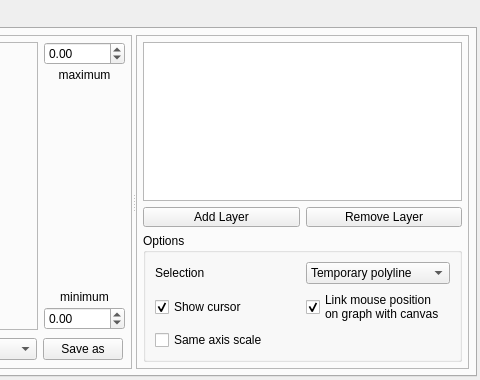
Above: ui/profiletool.ui from PANOimagen/profiletool before the change; both pictures show x 441 to 921 and y 0 to 380 of the 921 by 380 pixel window. Below: the same form after it.
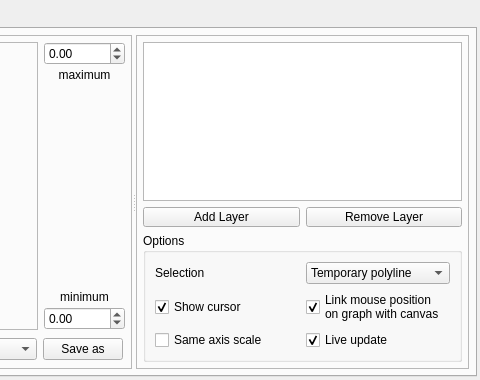
That is the form after the change.

Commit message: Add option to disable live graph update

Patch:
```diff
--- a/ui/profiletool.ui
+++ b/ui/profiletool.ui
@@ -503,6 +503,19 @@
                  </property>
                 </widget>
                </item>
+               <item row="2" column="1">
+                <widget class="QCheckBox" name="cbLiveUpdate">
+                 <property name="toolTip">
+                  <string>Update graph while capturing. Disable if using huge dataset.</string>
+                 </property>
+                 <property name="text">
+                  <string>Live update</string>
+                 </property>
+                 <property name="checked">
+                  <bool>true</bool>
+                 </property>
+                </widget>
+               </item>
               </layout>
              </widget>
             </item>
```
The commit also changes 3 other files.
